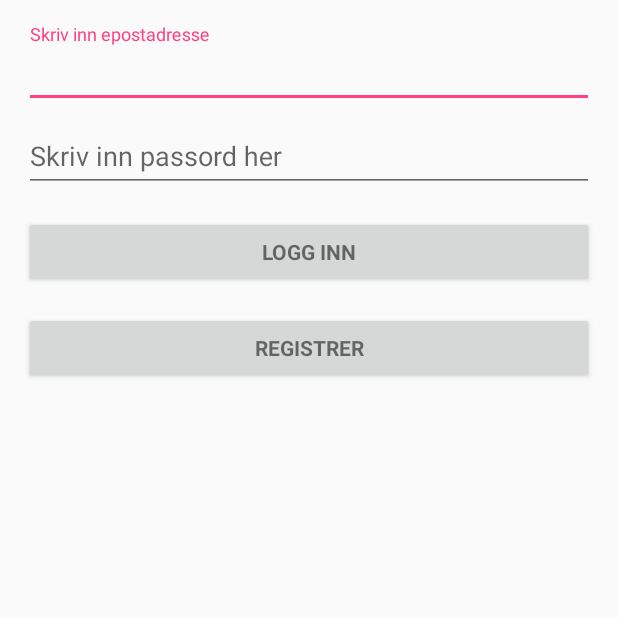
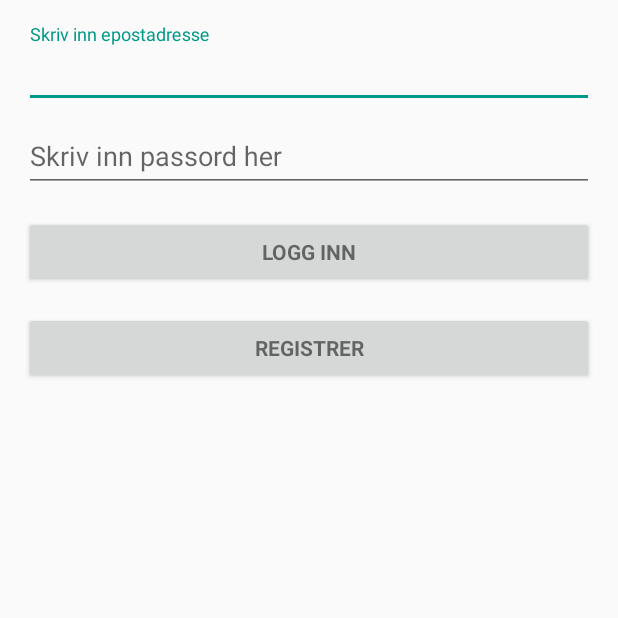
Before and after one commit to ntnu-rgb/android-secure-authentication, an Android app: the LogginnActivity screen opened directly, with no data from a screen before it, on a phone screen of 412 x 824 dp, the top half of it. Run offline under Robolectric (Android 15) with nearby library versions, the phone set to English and light mode, and no system bars; 2 statements that could not run were skipped.

Commit message:
Endret farger

```diff
--- a/app/src/main/res/values/colors.xml
+++ b/app/src/main/res/values/colors.xml
@@ -1,8 +1,8 @@
 <?xml version="1.0" encoding="utf-8"?>
 <resources>
-    <color name="colorPrimary">#3F51B5</color>
-    <color name="colorPrimaryDark">#303F9F</color>
-    <color name="colorAccent">#FF4081</color>
+    <color name="colorPrimary">#36474f</color>
+    <color name="colorPrimaryDark">#273238</color>
+    <color name="colorAccent">#009987</color>
     <color name="gray">#a8a8a8</color>
     <color name="white">#ffffffff</color>
 </resources>
```
Also changed, not shown: 1 other file.
